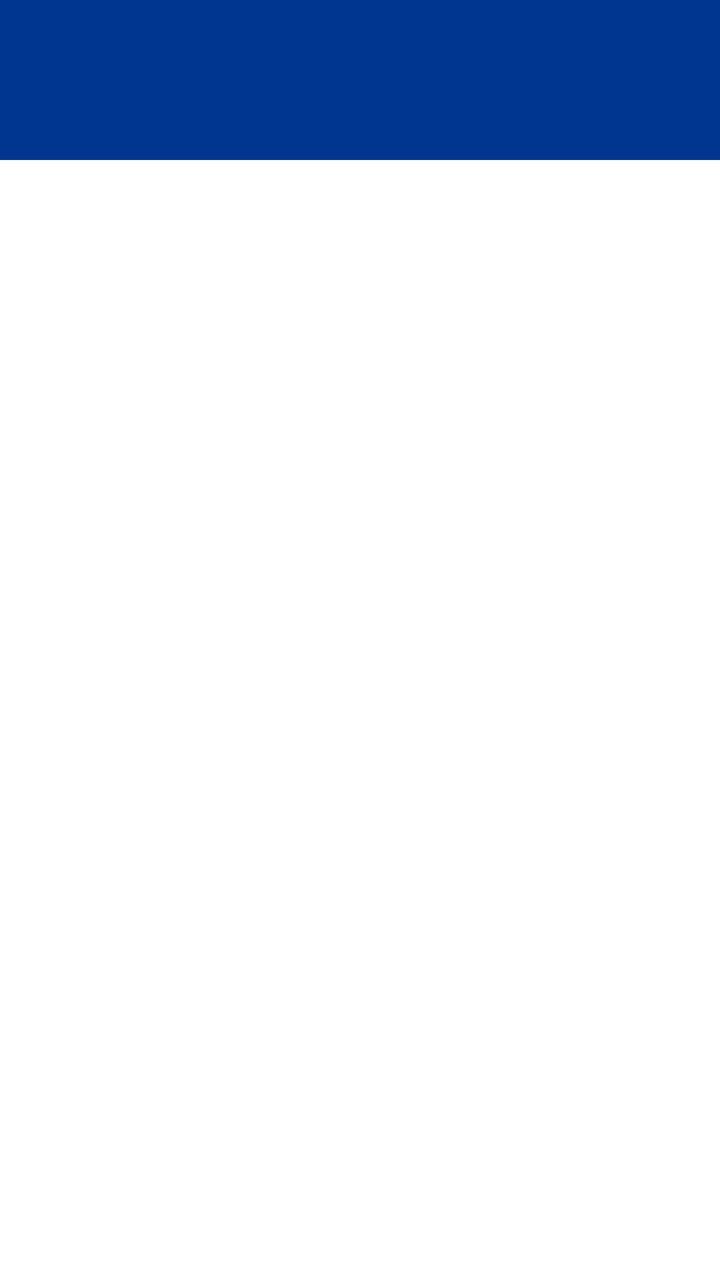
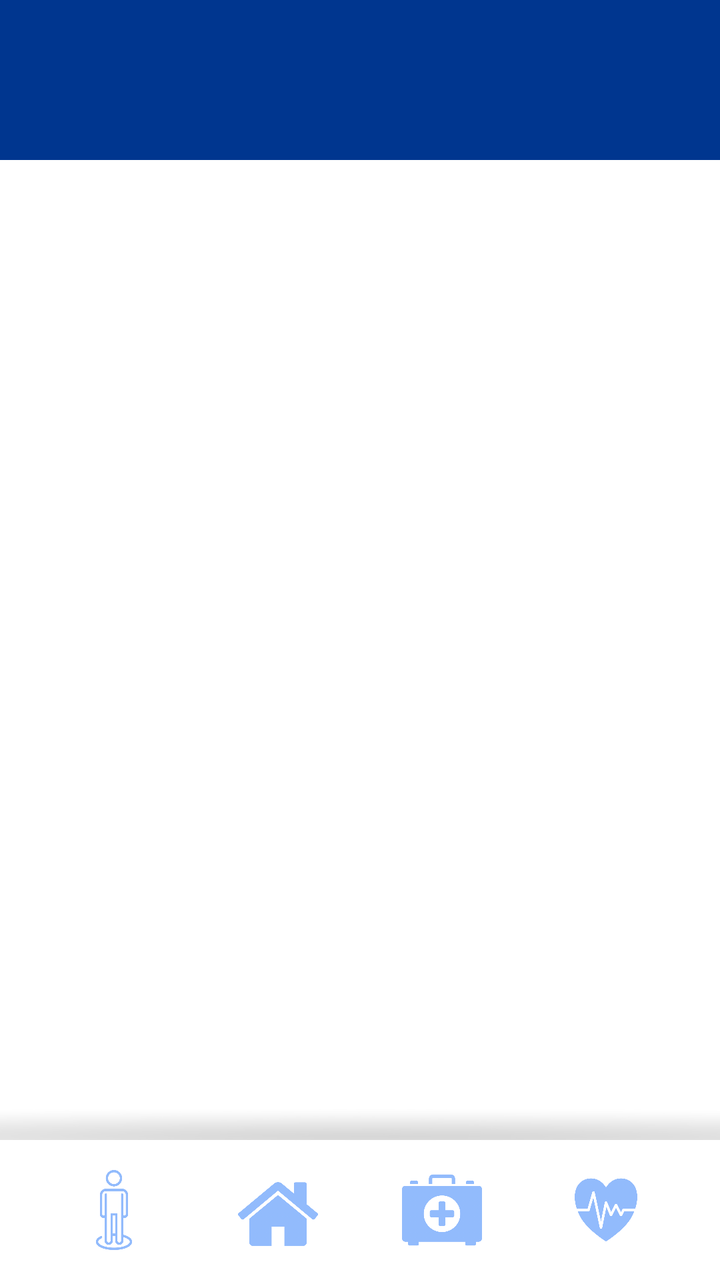

The first picture is an Android layout as it rendered before a commit; the second is the same layout after the commit. The layout source and the unified diff follow.
<!-- AndroidManifest.xml: application theme Theme.AsilApp -->
<!-- res/layout/home_activity.xml -->
<?xml version="1.0" encoding="utf-8"?>
<FrameLayout xmlns:android="http://schemas.android.com/apk/res/android"
    xmlns:app="http://schemas.android.com/apk/res-auto"
    xmlns:tools="http://schemas.android.com/tools"
    android:background="@color/white"
    android:layout_width="match_parent"
    android:layout_height="match_parent"
    tools:context=".view.home.HomeActivity">

    <LinearLayout
        android:layout_width="match_parent"
        android:layout_height="match_parent"
        android:orientation="vertical">

        <androidx.appcompat.widget.Toolbar
            android:id="@+id/toolbarHomeActivityUpper"
            android:layout_width="match_parent"
            android:layout_height="wrap_content"
            android:background="@color/appBarColor"
            android:minHeight="@dimen/abbBarHeight"
            android:elevation="2dp"
            android:pointerIcon="context_menu"
            android:theme="?attr/actionBarTheme">
        <ImageView
            android:id="@+id/toolBarIconHomeActivity"
            android:layout_width="50dp"
            android:layout_height="50dp"
            android:layout_marginLeft="10dp"
            android:layout_gravity="left"
            android:src="@mipmap/ic_launcher_round"/>
        </androidx.appcompat.widget.Toolbar>


        <androidx.fragment.app.FragmentContainerView
            android:id="@+id/homeContainerView"
            android:layout_width="match_parent"
            android:layout_height="match_parent"
            android:layout_weight="2">
        </androidx.fragment.app.FragmentContainerView>


        <androidx.appcompat.widget.Toolbar
            android:id="@+id/toolbarHomeActivityDown"
            android:layout_width="match_parent"
            android:layout_height="wrap_content"
            android:layout_weight="0.30"
            android:background="@color/appBarDownColor"
            android:elevation="5dp"
            android:minHeight="@dimen/abbBarHeight"
            android:pointerIcon="context_menu"
            android:theme="?attr/actionBarTheme"/>
    </LinearLayout>

</FrameLayout>
<!-- resources referenced by this layout -->
<resources>
  <color name="appBarColor">#00368f</color>
  <color name="appBarDownColor">#FFFFFF	</color>
  <color name="white">#FFFFFFFF</color>
  <dimen name="abbBarHeight">80dp</dimen>
  <!-- mipmap ic_launcher_round (mipmap-anydpi-v26) -->
  <?xml version="1.0" encoding="utf-8"?>
  <adaptive-icon xmlns:android="http://schemas.android.com/apk/res/android">
      <background android:drawable="@color/ic_launcher_background"/>
      <foreground android:drawable="@mipmap/ic_launcher_foreground"/>
  </adaptive-icon>
  <style name="Theme.AsilApp" parent="Base.Theme.AsilApp" />
  <color name="ic_launcher_background">#FFFFFF</color>
  <style name="Base.Theme.AsilApp" parent="Theme.Material3.DayNight.NoActionBar">
          
          
      </style>
</resources>

<!-- the commit's change to res/layout/home_activity.xml (unified diff, before → after) -->
@@ -38,17 +38,176 @@
             android:layout_weight="2">
         </androidx.fragment.app.FragmentContainerView>
 
-
-        <androidx.appcompat.widget.Toolbar
-            android:id="@+id/toolbarHomeActivityDown"
-            android:layout_width="match_parent"
-            android:layout_height="wrap_content"
-            android:layout_weight="0.30"
-            android:background="@color/appBarDownColor"
-            android:elevation="5dp"
-            android:minHeight="@dimen/abbBarHeight"
-            android:pointerIcon="context_menu"
-            android:theme="?attr/actionBarTheme"/>
+        <View
+            android:id="@+id/view2"
+            android:layout_width="match_parent"
+            android:layout_height="30dp"
+            android:background="@mipmap/shadow_bottom"
+            android:alpha="0.2"/>
+
+        <androidx.constraintlayout.widget.ConstraintLayout
+            android:layout_width="match_parent"
+            android:layout_height="70dp">
+
+            <androidx.constraintlayout.widget.ConstraintLayout
+                android:id="@+id/user_icon_layout"
+                android:layout_width="50dp"
+                android:layout_height="50dp"
+                android:orientation="horizontal"
+                app:layout_constraintBottom_toBottomOf="parent"
+                app:layout_constraintEnd_toStartOf="@+id/home_icon_layout"
+                app:layout_constraintHorizontal_bias="0.5"
+                app:layout_constraintStart_toStartOf="parent"
+                app:layout_constraintTop_toTopOf="parent"
+                app:layout_constraintVertical_bias="0.5">
+
+                <ImageView
+                    android:id="@+id/user_icon_bg"
+                    android:layout_width="50dp"
+                    android:layout_height="50dp"
+                    android:src="@mipmap/circle"
+                    android:visibility="invisible"
+                    app:layout_constraintBottom_toBottomOf="parent"
+                    app:layout_constraintEnd_toEndOf="parent"
+                    app:layout_constraintHorizontal_bias="0.5"
+                    app:layout_constraintStart_toStartOf="parent"
+                    app:layout_constraintTop_toTopOf="parent"
+                    app:layout_constraintVertical_bias="0.5" />
+
+                <ImageView
+                    android:id="@+id/user_icon"
+                    android:layout_width="40dp"
+                    android:layout_height="40dp"
+                    android:src="@mipmap/user_icon"
+                    app:layout_constraintBottom_toBottomOf="parent"
+                    app:layout_constraintEnd_toEndOf="parent"
+                    app:layout_constraintHorizontal_bias="0.5"
+                    app:layout_constraintStart_toStartOf="parent"
+                    app:layout_constraintTop_toTopOf="parent"
+                    app:layout_constraintVertical_bias="0.5" />
+
+            </androidx.constraintlayout.widget.ConstraintLayout>
+
+            <androidx.constraintlayout.widget.ConstraintLayout
+                android:id="@+id/health_box_icon_layout"
+                android:layout_width="50dp"
+                android:layout_height="50dp"
+                android:orientation="horizontal"
+                app:layout_constraintBottom_toBottomOf="parent"
+                app:layout_constraintEnd_toStartOf="@+id/health_icon_layout"
+                app:layout_constraintHorizontal_bias="0.5"
+                app:layout_constraintStart_toEndOf="@+id/home_icon_layout"
+                app:layout_constraintTop_toTopOf="parent"
+                app:layout_constraintVertical_bias="0.5">
+
+                <ImageView
+                    android:id="@+id/health_box_icon_bg"
+                    android:layout_width="50dp"
+                    android:layout_height="50dp"
+                    android:src="@mipmap/circle"
+                    android:visibility="invisible"
+                    app:layout_constraintBottom_toBottomOf="parent"
+                    app:layout_constraintEnd_toEndOf="parent"
+                    app:layout_constraintHorizontal_bias="0.5"
+                    app:layout_constraintStart_toStartOf="parent"
+                    app:layout_constraintTop_toTopOf="parent"
+                    app:layout_constraintVertical_bias="0.5" />
+
+                <ImageView
+                    android:id="@+id/health_box_icon"
+                    android:layout_width="40dp"
+                    android:layout_height="40dp"
+                    android:src="@mipmap/health_box_icon"
+                    app:layout_constraintBottom_toBottomOf="parent"
+                    app:layout_constraintEnd_toEndOf="parent"
+                    app:layout_constraintHorizontal_bias="0.5"
+                    app:layout_constraintStart_toStartOf="parent"
+                    app:layout_constraintTop_toTopOf="parent"
+                    app:layout_constraintVertical_bias="0.5" />
+
+            </androidx.constraintlayout.widget.ConstraintLayout>
+
+            <androidx.constraintlayout.widget.ConstraintLayout
+                android:id="@+id/health_icon_layout"
+                android:layout_width="50dp"
+                android:layout_height="50dp"
+                android:orientation="horizontal"
+                app:layout_constraintBottom_toBottomOf="parent"
+                app:layout_constraintEnd_toEndOf="parent"
+                app:layout_constraintHorizontal_bias="0.5"
+                app:layout_constraintStart_toEndOf="@+id/health_box_icon_layout"
+                app:layout_constraintTop_toTopOf="parent"
+                app:layout_constraintVertical_bias="0.5">
+
+                <ImageView
+                    android:id="@+id/health_icon_bg"
+                    android:layout_width="50dp"
+                    android:layout_height="50dp"
+                    android:src="@mipmap/circle"
+                    android:visibility="invisible"
+                    app:layout_constraintBottom_toBottomOf="parent"
+                    app:layout_constraintEnd_toEndOf="parent"
+                    app:layout_constraintHorizontal_bias="0.5"
+                    app:layout_constraintStart_toStartOf="parent"
+                    app:layout_constraintTop_toTopOf="parent"
+                    app:layout_constraintVertical_bias="0.5" />
+
+                <ImageView
+                    android:id="@+id/health_icon"
+                    android:layout_width="40dp"
+                    android:layout_height="40dp"
+                    android:src="@mipmap/hearth_icon"
+                    app:layout_constraintBottom_toBottomOf="parent"
+                    app:layout_constraintEnd_toEndOf="parent"
+                    app:layout_constraintHorizontal_bias="0.5"
+                    app:layout_constraintStart_toStartOf="parent"
+                    app:layout_constraintTop_toTopOf="parent"
+                    app:layout_constraintVertical_bias="0.5" />
+
+            </androidx.constraintlayout.widget.ConstraintLayout>
+
+            <androidx.constraintlayout.widget.ConstraintLayout
+                android:id="@+id/home_icon_layout"
+                android:layout_width="50dp"
+                android:layout_height="50dp"
+                android:orientation="horizontal"
+                app:layout_constraintBottom_toBottomOf="parent"
+                app:layout_constraintEnd_toStartOf="@+id/health_box_icon_layout"
+                app:layout_constraintHorizontal_bias="0.5"
+                app:layout_constraintStart_toEndOf="@+id/user_icon_layout"
+                app:layout_constraintTop_toTopOf="parent"
+                app:layout_constraintVertical_bias="0.6">
+
+                <ImageView
+                    android:id="@+id/home_icon_bg"
+                    android:layout_width="50dp"
+                    android:layout_height="50dp"
+                    android:src="@mipmap/circle"
+                    android:visibility="invisible"
+                    app:layout_constraintBottom_toBottomOf="parent"
+                    app:layout_constraintEnd_toEndOf="parent"
+                    app:layout_constraintHorizontal_bias="0.5"
+                    app:layout_constraintStart_toStartOf="parent"
+                    app:layout_constraintTop_toTopOf="parent"
+                    app:layout_constraintVertical_bias="0.5" />
+
+                <ImageView
+                    android:id="@+id/home_icon"
+                    android:layout_width="40dp"
+                    android:layout_height="40dp"
+                    android:src="@mipmap/home_icon"
+                    app:layout_constraintBottom_toBottomOf="parent"
+                    app:layout_constraintEnd_toEndOf="parent"
+                    app:layout_constraintHorizontal_bias="0.5"
+                    app:layout_constraintStart_toStartOf="parent"
+                    app:layout_constraintTop_toTopOf="parent"
+                    app:layout_constraintVertical_bias="0.5" />
+
+            </androidx.constraintlayout.widget.ConstraintLayout>
+
+        </androidx.constraintlayout.widget.ConstraintLayout>
+
+
     </LinearLayout>
 
 </FrameLayout>
<!-- resource entries referenced after the edit -->
@@ -1,15 +1,20 @@
 <!-- resources referenced by this layout -->
 <resources>
   <color name="appBarColor">#00368f</color>
-  <color name="appBarDownColor">#FFFFFF	</color>
   <color name="white">#FFFFFFFF</color>
   <dimen name="abbBarHeight">80dp</dimen>
+  <!-- mipmap circle: png bitmap (mipmap-hdpi, 22910 bytes) -->
+  <!-- mipmap health_box_icon: png bitmap (mipmap-hdpi, 22184 bytes) -->
+  <!-- mipmap hearth_icon: png bitmap (mipmap-hdpi, 34110 bytes) -->
+  <!-- mipmap home_icon: png bitmap (mipmap-hdpi, 26005 bytes) -->
   <!-- mipmap ic_launcher_round (mipmap-anydpi-v26) -->
   <?xml version="1.0" encoding="utf-8"?>
   <adaptive-icon xmlns:android="http://schemas.android.com/apk/res/android">
       <background android:drawable="@color/ic_launcher_background"/>
       <foreground android:drawable="@mipmap/ic_launcher_foreground"/>
   </adaptive-icon>
+  <!-- mipmap shadow_bottom: png bitmap (mipmap-hdpi, 188272 bytes) -->
+  <!-- mipmap user_icon: png bitmap (mipmap-hdpi, 14892 bytes) -->
   <style name="Theme.AsilApp" parent="Base.Theme.AsilApp" />
   <color name="ic_launcher_background">#FFFFFF</color>
   <style name="Base.Theme.AsilApp" parent="Theme.Material3.DayNight.NoActionBar">
